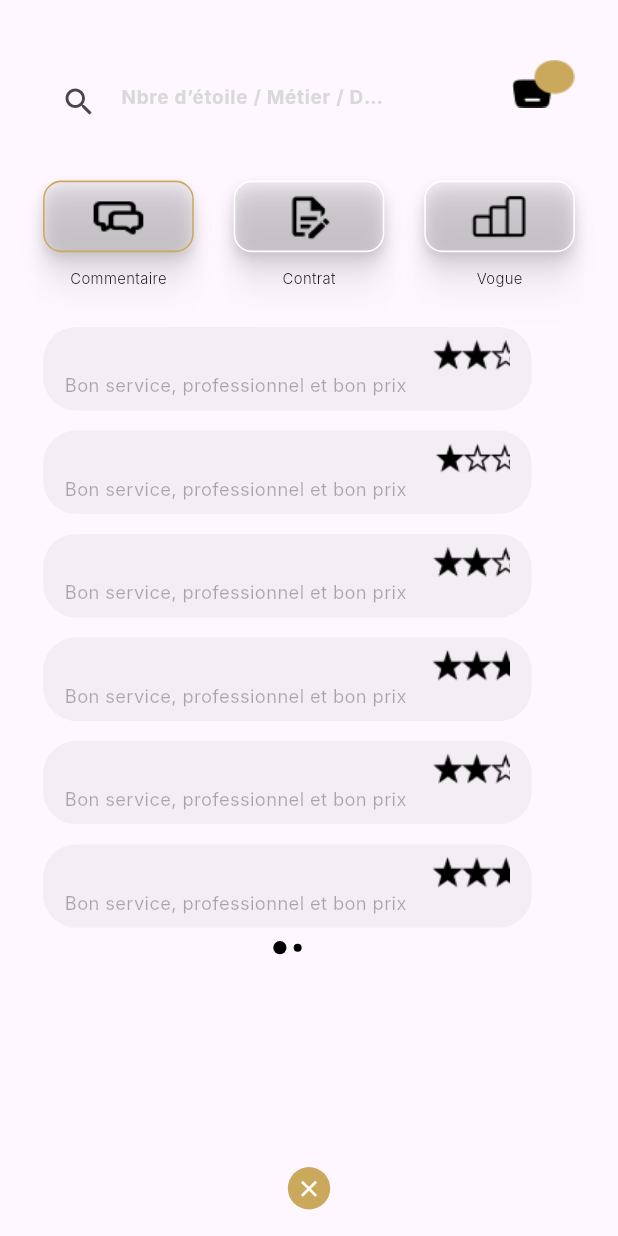
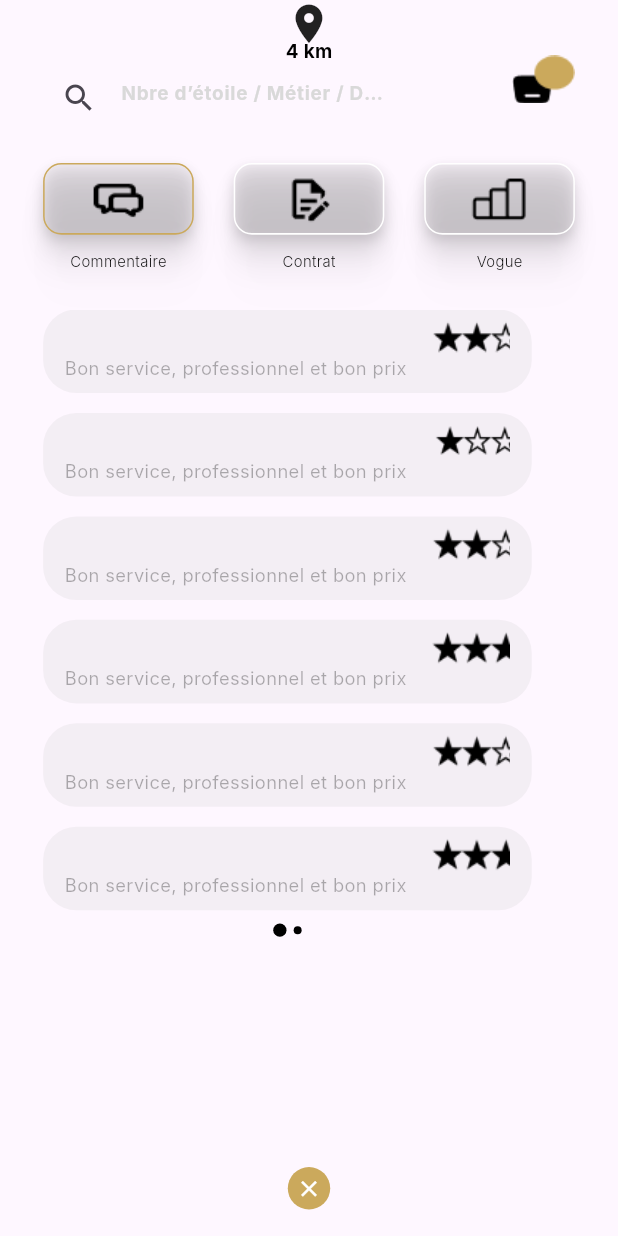
Before and after one commit to maazkhurshid60/bips-app, a Flutter app: the ChartMainView screen opened directly, on a phone screen of 412 x 824 dp. Run offline on Flutter 3.47's test engine with Material 3 defaults, Android fonts, the phone set to English and light mode, and no system bars; our stand-ins replace flutter_screenutil, flutter_svg, get; missing offline and left inert: virtual_keyboard_multi_language; Roboto replaces fonts that are missing (Inter).

Commit message:
chnages dobe

```diff
--- a/lib/app/modules/Accounts/views/account_main_view.dart
+++ b/lib/app/modules/Accounts/views/account_main_view.dart
@@ -40,6 +40,7 @@ class AccountsMainView extends GetView<AccountController> {
                     ),
                     const chartHeader(),
                     SizedBox(height: 20.h),
+                    if (isFromHomePage != true)
                       Padding(
                         padding: EdgeInsets.symmetric(horizontal: 10.w),
                         child: SizedBox(
--- a/lib/app/modules/chart/views/chart_main_view.dart
+++ b/lib/app/modules/chart/views/chart_main_view.dart
@@ -20,11 +20,23 @@ class ChartMainView extends GetView<ChartController> {
       body: SafeArea(
         child: Padding(
             padding:
-                EdgeInsets.only(top: 45.h, bottom: 0, right: 30.w, left: 30.w),
+                EdgeInsets.only(top: 0.h, bottom: 0, right: 30.w, left: 30.w),
             child: Column(
               children: [
+                Center(child: Icon(Icons.location_on, size: 35.h)),
+                Text(
+                  '4 km',
+                  style: TextStyle(
+                    color: Colors.black,
+                    fontSize: 14.25.sp,
+                    fontFamily: 'Inter',
+                    fontWeight: FontWeight.w700,
+                    height: 0.5,
+                  ),
+                ),
                 const chartHeader(),
-                SizedBox(height: 30.h),
+                SizedBox(height: 20.h),
+                if (isFromHomePage != true)
                   SizedBox(
                     width: double.infinity,
                     height: 80.40.h,
```
Lines whose indentation alone changed are shown as unchanged.
